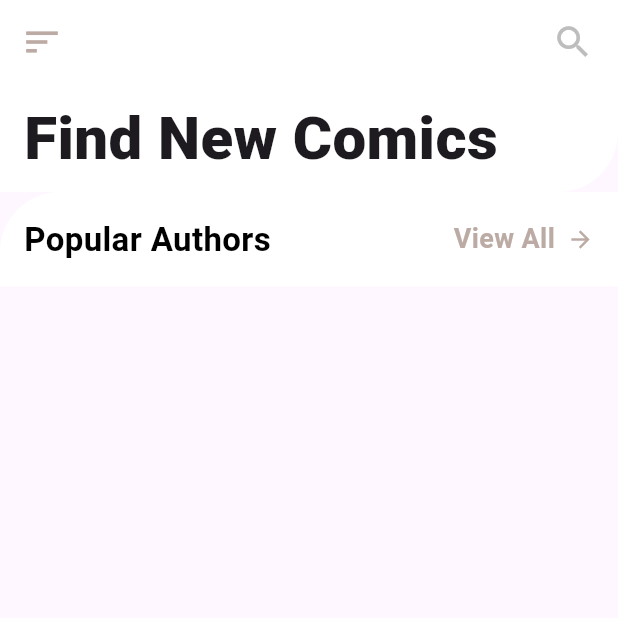
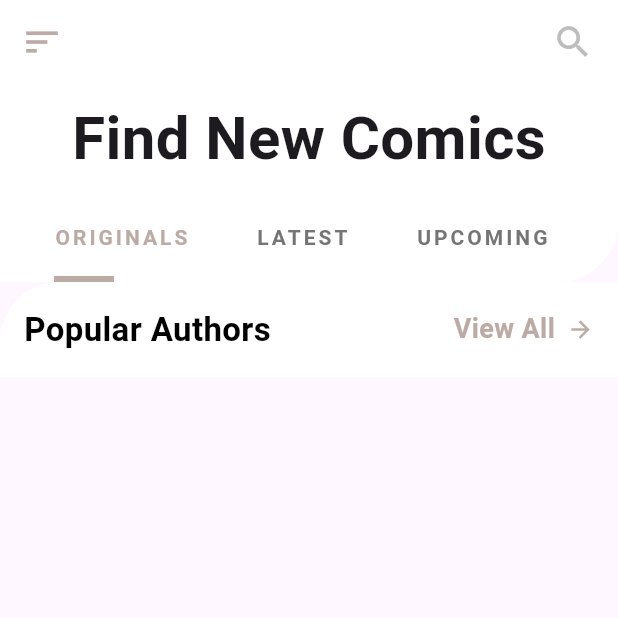
Before and after one commit to TonyQNguy/comiccacheapp, a Flutter app: the screen it shows after launch, on a phone screen of 412 x 824 dp, the top half of it. Run offline on Flutter 3.47's test engine with Material 3 defaults, Android fonts, the phone set to English and light mode, and no system bars; our stand-ins replace google_fonts; Roboto replaces fonts that are missing (Catamaran).

Commit message:
implementing the filters function and added body

```diff
--- a/lib/comiccache_front.dart
+++ b/lib/comiccache_front.dart
@@ -51,7 +51,7 @@ Widget build(BuildContext context) {
         ),
         actions: [
           Padding(
-            padding: EdgeInsets.only(right: 16,),
+            padding:  const EdgeInsets.only(right: 16,),
             child: Icon(
               Icons.search,
               color: Colors.grey[400],
@@ -85,12 +85,14 @@ Widget build(BuildContext context) {
               crossAxisAlignment: CrossAxisAlignment.start,
               children: [
 
-                Text(
-                  "Find New Comics",
-                  style: GoogleFonts.catamaran(
-                    fontWeight: FontWeight.w900,
-                    fontSize: 40,
-                    height: 1,
+                Center(
+                  child: Text(
+                    "Find New Comics",
+                    style: GoogleFonts.catamaran(
+                      fontWeight: FontWeight.w700,
+                      fontSize: 40,
+                      height: 1,
+                    ),
                   ),
                 ),
 
@@ -98,7 +100,14 @@ Widget build(BuildContext context) {
                   height: 16,
                 ),
 
-                // INSERT FILTER CALL HERE
+                // Call to the Filter Build
+                Padding(
+                  padding: const EdgeInsets.only(right: 10),
+                  child: Row(
+                    mainAxisAlignment: MainAxisAlignment.spaceBetween,
+                    children: buildFilters(),
+                  ),
+                ),
 
               ],
             ),
@@ -174,15 +183,55 @@ Widget build(BuildContext context) {
   }
 
 
-/*
-List<Widget> buildFilters(){
-
+// First work on the filters and then implement into the main body
+List<Widget> buildFilters() {
+  // this utilizes the map function to iterate over the filters
+  // and applies the buildFilter to each element and then converts to a list
+  List<Widget> list = filters.map((filter) => buildFilter(filter)).toList();
+  return list;
 }
 
-Widget buildFilter(Filter item) {  // change the parameters
-
+Widget buildFilter(Filter item) {
+  // want to use a gesture detector
+  return GestureDetector(
+    onTap: () {
+      setState(() {
+        selectedFilter = item;
+      });
+    },
+    child: Container(
+      height: 60,  // adjusted height for better visibility
+      padding: const EdgeInsets.symmetric(horizontal: 20),  // increased horizontal padding
+      // puts the filters into a "stack"
+      child: Stack(
+        children: <Widget>[
+          Align(
+            alignment: Alignment.bottomLeft,
+            child: Container(
+              width: 40,  // increased width for the indicator
+              height: 4,  // increased height for the indicator
+              color: selectedFilter == item ? kPrimaryColor : Colors.transparent,
+            ),
+          ),
+          // centers the text
+          Center(
+            child: Text(
+              item.name,
+              style: GoogleFonts.catamaran(
+                color: selectedFilter == item ? kPrimaryColor : Colors.grey[600],  // adjusted color for better visibility
+                fontSize: 14,  // increased font size for better visibility
+                fontWeight: FontWeight.bold,
+                letterSpacing: 2,  // reduced letter spacing
+              ),
+            ),
+          ),
+        ],
+      ),
+    ),
+  );
 }
 
+/*
 List<Widget> buildBooks(){
 
 }
```
